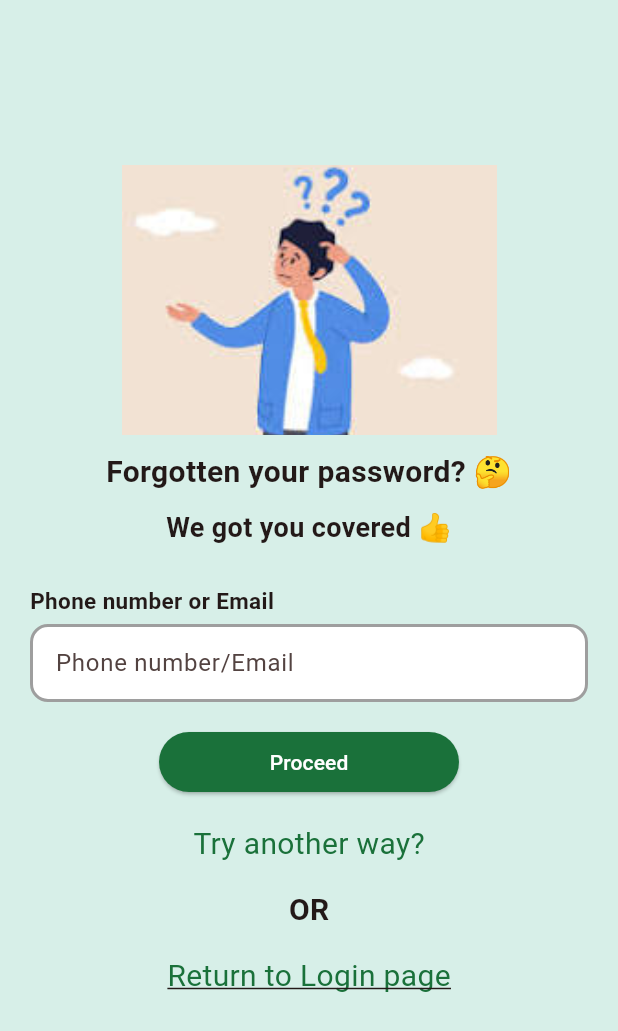
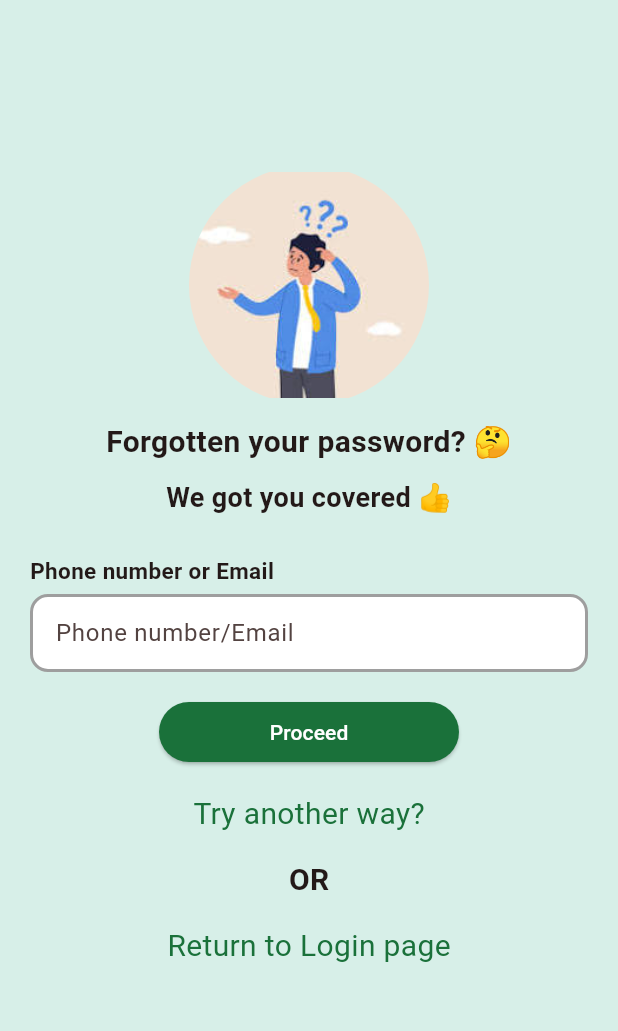
Before and after one commit to A35code/Mobile_app_pages, a Flutter app: the screen it shows after launch, after a tap on "Forgot Password", on a phone screen of 412 x 824 dp. Shown: the top 1031 px of the screen. Run offline on Flutter 3.47's test engine with Material 3 defaults, Android fonts, the phone set to English and light mode, and no system bars.

Commit message:
Added minor changes to all three pages

```diff
--- a/lib/Screens/forgot_password.dart
+++ b/lib/Screens/forgot_password.dart
@@ -24,11 +24,13 @@ class _ForgotPasswordState extends State<ForgotPassword> {
 
               // TOP IMAGE
               Center(
-                child: Image.asset(
-                  'assets/images/forget.jpeg',
-                  width: 250,
-                  height: 180,
-                  fit: BoxFit.cover,
+                child: Container(
+                  width: 160,
+                  height: 160,
+                  decoration: BoxDecoration(
+                      shape: BoxShape.circle,
+                      image: DecorationImage(image: AssetImage("assets/images/forget.jpeg"))
+                  ),
                 ),
               ),
 
@@ -131,8 +133,6 @@ class _ForgotPasswordState extends State<ForgotPassword> {
                   child: Text(
                     "Return to Login page",
                     style: TextStyle(
-                      decoration:
-                      TextDecoration.underline,
                       color: Color(0xFF1A713A),
                       fontSize: 20,
                     ),
@@ -140,7 +140,11 @@ class _ForgotPasswordState extends State<ForgotPassword> {
                 ),
               ),
 
-              const SizedBox(height: 30),
+              const SizedBox(height: 200),
+
+              Center(
+                child: Text("© 2025 Relink AI Technologies. All rights reserved."),
+              )
             ],
           ),
         ),
--- a/lib/Screens/login_screen.dart
+++ b/lib/Screens/login_screen.dart
@@ -25,16 +25,18 @@ class _LoginState extends State<Login> {
 
               // TOP IMAGE
               Center(
-                child: Image.asset(
-                  'assets/images/login.jpeg',
-                  width: 300,
-                  height: 230,
-                  fit: BoxFit.cover,
-                ),
+               child: Container(
+                 width: 130,
+                 height: 130,
+                 decoration: BoxDecoration(
+                   shape: BoxShape.circle,
+                   image: DecorationImage(image: AssetImage("assets/images/login.jpeg"))
+                 ),
+               ),
               ),
 
 
-              const SizedBox(height: 10),
+              const SizedBox(height: 15),
 
               // TITLE
               const Center(
@@ -160,7 +162,11 @@ class _LoginState extends State<Login> {
                   ),
                 ),
               ),
-              const SizedBox(height: 30),
+              const SizedBox(height: 180),
+
+              Center(
+                child: Text("© 2025 Relink AI Technologies. All rights reserved."),
+              )
             ],
           ),
         ),
--- a/lib/Screens/register.dart
+++ b/lib/Screens/register.dart
@@ -16,13 +16,13 @@ class Register extends StatelessWidget {
             crossAxisAlignment: CrossAxisAlignment.start,
             children: [
 
-              // TOP IMAGE
+
               Center(
                 child: Image.asset(
                   'assets/images/brain_ai.jpg',
                   width: 250,
                   height: 130,
-                  fit: BoxFit.cover,
+                  fit: BoxFit.contain,
                 ),
               ),
 
@@ -91,7 +91,7 @@ class Register extends StatelessWidget {
                 children: [
                   Expanded(
                     flex: 1,
-                    child: _inputField("(+234)"),
+                    child: _inputField("+234"),
                   ),
                   const SizedBox(width: 10),
                   Expanded(
@@ -141,6 +141,7 @@ class Register extends StatelessWidget {
                   Text(
                     "Terms of Service",
                     style: TextStyle(fontSize: 14,
+                    fontWeight: FontWeight.w800,
                     decoration: TextDecoration.underline),
                   )
                 ],
@@ -151,6 +152,7 @@ class Register extends StatelessWidget {
                   Text(
                     "Non-Discriminatory Policy ",
                     style: TextStyle(fontSize: 14,
+                        fontWeight: FontWeight.w800,
                     decoration: TextDecoration.underline),
                   ),
                   Text(
@@ -160,6 +162,7 @@ class Register extends StatelessWidget {
                   Text(
                     "Privacy Policy",
                     style: TextStyle(fontSize: 14,
+                        fontWeight: FontWeight.w800,
                         decoration: TextDecoration.underline),
                   )
                 ],
@@ -170,7 +173,10 @@ class Register extends StatelessWidget {
               const Center(
                   child: Text(
                       "OR", style:
-                  TextStyle(fontSize: 14)
+                  TextStyle(
+                      fontSize: 14,
+                    fontWeight: FontWeight.w800,
+                  )
                   )
               ),
 
```
Also changed, not shown: 6 other files.
